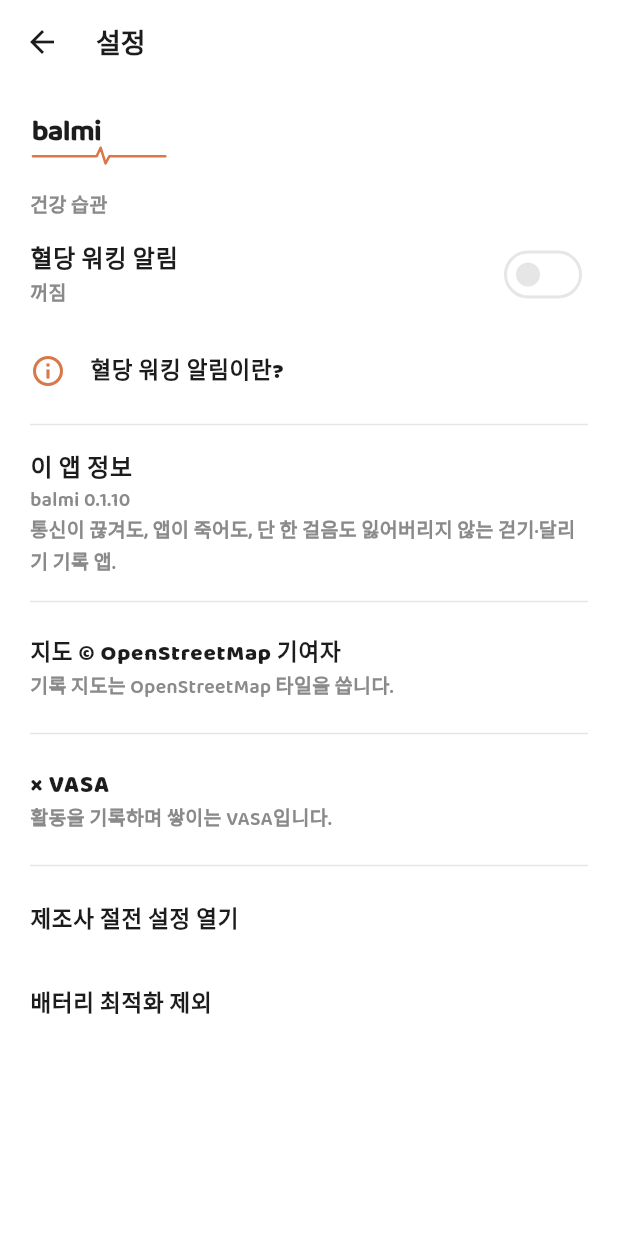
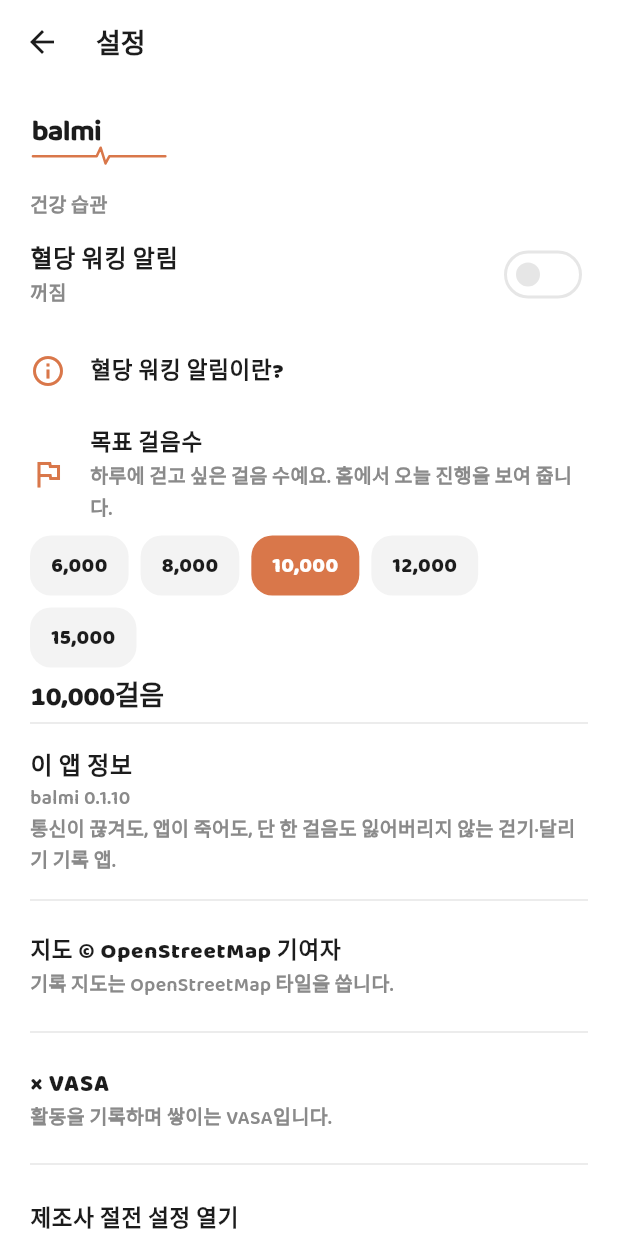
Before and after one commit to funexcloud/balmi, a Flutter app: the SettingsScreen screen opened directly, on a phone screen of 412 x 824 dp. Run offline on Flutter 3.47's test engine with Material 3 defaults, Android fonts, the phone set to English and light mode, and no system bars; our stand-ins replace drift, flutter_local_notifications, flutter_map, flutter_tts, geolocator, latlong2 and 4 more; missing offline and left inert: flutter_foreground_task; accounts and stored records are empty; generated files the repository leaves out were written again; statements that could not run were skipped.

Commit message:
feat: add daily step goal in settings and home TodayHero
- Persist daily step goal in app_kv (default 10,000)
- Settings health section: preset chips for 6k–15k steps
- Home TodayHero shows 오늘 걸음 label, progress bar, and goal ratio
- Add store, settings widget, and TodayHero smoke tests
- Update docs/개발노트.md

Co-authored-by: 송지훈 / Jihoon Song <kwangrun.dev@gmail.com>

```diff
--- a/lib/core/copy.dart
+++ b/lib/core/copy.dart
@@ -64,9 +64,20 @@ abstract final class BalmiCopy {
   static const missions = '미션';
   static const events = '대회';
   static const todaySummary = '오늘의 운동 요약';
+  static const todayExercise = '오늘의 운동';
   static const todayEmpty = '오늘 아직 기록이 없습니다';
   static const todaySteps = '오늘 걸음';
+  static const dailyGoals = '일일 목표';
+  static const dailyGoalsHint = 'balmi 기록과 걸음 수에 맞춰 조정하세요';
+  static const stepGoal = '걸음 목표';
+  static const exerciseTimeGoal = '운동 시간 목표';
+  static const exerciseDistanceGoal = '운동 거리 목표';
+  static const goalStepsUnit = '걸음';
+  static const goalMinutesUnit = '분';
+  static const goalKmUnit = 'km';
   static const recordingSteps = '기록 중 걸음';
+  static const dailyStepGoal = '목표 걸음수';
+  static const dailyStepGoalHint = '하루에 걷고 싶은 걸음 수예요. 홈에서 오늘 진행을 보여 줍니다.';
   static const crewLater = '크루 랭킹은 나중에';
   static const landOnMapHint = '등기(내 땅)는 2차 기능입니다';
   static const mapEmpty = '아직 기기에 저장된 경로가 없어요';
--- a/lib/core/format.dart
+++ b/lib/core/format.dart
@@ -64,3 +64,6 @@ String formatLapClock(double lapTimeS) {
 }
 
 String formatSpeedKmh(double speedKmh) => '${speedKmh.toStringAsFixed(1)}km/h';
+
+/// Thousands-separated step counts for hero and settings.
+String formatSteps(int steps) => NumberFormat('#,###').format(steps);
--- /dev/null
+++ b/lib/data/repositories/step_goal_store.dart
@@ -0,0 +1,39 @@
+import '../db/app_database.dart';
+
+/// Local key for [StepGoalStore] in `app_kv`.
+const kDailyStepGoalKey = 'daily_step_goal';
+
+/// Default daily step target (common in Korean health apps).
+const kDefaultDailyStepGoal = 10000;
+
+const kMinDailyStepGoal = 1000;
+const kMaxDailyStepGoal = 50000;
+
+/// Preset choices shown in settings.
+const kDailyStepGoalPresets = <int>[6000, 8000, 10000, 12000, 15000];
+
+class StepGoalStore {
+  StepGoalStore(this.db);
+
+  final AppDatabase db;
+
+  Future<int> loadGoal() async {
+    final row = await (db.select(db.appKv)
+          ..where((t) => t.key.equals(kDailyStepGoalKey)))
+        .getSingleOrNull();
+    if (row == null) return kDefaultDailyStepGoal;
+    final parsed = int.tryParse(row.value);
+    if (parsed == null) return kDefaultDailyStepGoal;
+    return parsed.clamp(kMinDailyStepGoal, kMaxDailyStepGoal);
+  }
+
+  Future<void> saveGoal(int steps) {
+    final clamped = steps.clamp(kMinDailyStepGoal, kMaxDailyStepGoal);
+    return db.into(db.appKv).insertOnConflictUpdate(
+          AppKvCompanion.insert(
+            key: kDailyStepGoalKey,
+            value: clamped.toString(),
+          ),
+        );
+  }
+}
--- a/lib/features/home/home_screen.dart
+++ b/lib/features/home/home_screen.dart
@@ -13,11 +13,14 @@ import '../../domain/models/activity.dart';
 import '../../widgets/activity_pills.dart';
 import '../../widgets/circle_action.dart';
 import '../../widgets/farm_status_card.dart';
+import '../../widgets/today_exercise_card.dart';
 import '../../widgets/today_summary_card.dart';
+import '../health/health_goals_controller.dart';
 import '../land/land_preview_screen.dart';
 import '../meal_walk/meal_walk_cards.dart';
 import '../meal_walk/meal_walk_controller.dart';
 import '../meal_walk/meal_walk_onboarding.dart';
+import '../settings/step_goal_controller.dart';
 import '../recording/recording_controller.dart';
 
 class HomeScreen extends StatefulWidget {
@@ -76,6 +79,7 @@ class _HomeScreenState extends State<HomeScreen> {
   Widget build(BuildContext context) {
     final rec = context.watch<RecordingController>();
     final steps = context.watch<StepService>();
+    final stepGoal = context.watch<StepGoalController>();
     final meal = context.watch<MealWalkController>();
     final due = meal.mealDueNow();
     final showDiscover = !meal.enabled && !meal.discoverHidden;
@@ -98,6 +102,7 @@ class _HomeScreenState extends State<HomeScreen> {
                 steps: steps.displaySteps,
                 stepLabel: steps.label,
                 stats: _today,
+                stepGoal: stepGoal.goal,
               ),
               const SizedBox(height: 20),
               FarmStatusCard(
--- a/lib/features/settings/settings_screen.dart
+++ b/lib/features/settings/settings_screen.dart
@@ -9,6 +9,8 @@ import '../../widgets/balmi_app_bar.dart';
 import '../../widgets/balmi_wordmark.dart';
 import '../meal_walk/meal_walk_controller.dart';
 import '../meal_walk/meal_walk_onboarding.dart';
+import 'step_goal_controller.dart';
+import 'step_goal_picker.dart';
 
 class SettingsScreen extends StatelessWidget {
   const SettingsScreen({super.key});
@@ -95,6 +97,7 @@ class SettingsScreen extends StatelessWidget {
               ),
             ),
           ],
+          const StepGoalPicker(),
           const Divider(color: BalmiColors.line),
           ListTile(
             contentPadding: EdgeInsets.zero,
--- /dev/null
+++ b/lib/features/settings/step_goal_controller.dart
@@ -0,0 +1,33 @@
+import 'package:flutter/foundation.dart';
+
+import '../../data/repositories/step_goal_store.dart';
+
+class StepGoalController extends ChangeNotifier {
+  StepGoalController({required this.store});
+
+  final StepGoalStore store;
+
+  int goal = kDefaultDailyStepGoal;
+  var _loaded = false;
+
+  bool get isLoaded => _loaded;
+
+  Future<void> bootstrap() async {
+    goal = await store.loadGoal();
+    _loaded = true;
+    notifyListeners();
+  }
+
+  Future<void> setGoal(int steps) async {
+    final next = steps.clamp(kMinDailyStepGoal, kMaxDailyStepGoal);
+    if (goal == next) return;
+    goal = next;
+    notifyListeners();
+    await store.saveGoal(next);
+  }
+
+  double progressFor(int steps) {
+    if (goal <= 0) return 0;
+    return (steps / goal).clamp(0.0, 1.0);
+  }
+}
--- /dev/null
+++ b/lib/features/settings/step_goal_picker.dart
@@ -0,0 +1,86 @@
+import 'package:flutter/material.dart';
+import 'package:provider/provider.dart';
+
+import '../../core/copy.dart';
+import '../../core/format.dart';
+import '../../core/theme.dart';
+import '../../data/repositories/step_goal_store.dart';
+import 'step_goal_controller.dart';
+
+class StepGoalPicker extends StatelessWidget {
+  const StepGoalPicker({super.key});
+
+  @override
+  Widget build(BuildContext context) {
+    final goal = context.watch<StepGoalController>();
+    return Column(
+      crossAxisAlignment: CrossAxisAlignment.start,
+      children: [
+        ListTile(
+          contentPadding: EdgeInsets.zero,
+          leading: const Icon(Icons.flag_outlined, color: BalmiColors.potato),
+          title: Text(
+            BalmiCopy.dailyStepGoal,
+            style: BalmiTheme.body(size: 15, weight: FontWeight.w800),
+          ),
+          subtitle: Text(
+            BalmiCopy.dailyStepGoalHint,
+            style: BalmiTheme.body(size: 13, color: BalmiColors.sub),
+          ),
+        ),
+        Wrap(
+          spacing: 8,
+          runSpacing: 8,
+          children: [
+            for (final preset in kDailyStepGoalPresets)
+              _GoalChip(
+                label: formatSteps(preset),
+                selected: goal.goal == preset,
+                onTap: () => goal.setGoal(preset),
+              ),
+          ],
+        ),
+        const SizedBox(height: 8),
+        Text(
+          '${formatSteps(goal.goal)}걸음',
+          style: BalmiTheme.num(size: 18, color: BalmiColors.ink),
+        ),
+      ],
+    );
+  }
+}
+
+class _GoalChip extends StatelessWidget {
+  const _GoalChip({
+    required this.label,
+    required this.selected,
+    required this.onTap,
+  });
+
+  final String label;
+  final bool selected;
+  final VoidCallback onTap;
+
+  @override
+  Widget build(BuildContext context) {
+    return Material(
+      color: selected ? BalmiColors.potato : BalmiColors.mist,
+      borderRadius: BorderRadius.circular(14),
+      child: InkWell(
+        onTap: onTap,
+        borderRadius: BorderRadius.circular(14),
+        child: Padding(
+          padding: const EdgeInsets.symmetric(horizontal: 14, vertical: 10),
+          child: Text(
+            label,
+            style: BalmiTheme.body(
+              size: 14,
+              weight: FontWeight.w800,
+              color: selected ? Colors.white : BalmiColors.ink,
+            ),
+          ),
+        ),
+      ),
+    );
+  }
+}
```
Also changed, not shown: lib/app.dart (+7 -1 lines), lib/data/repositories/health_goals_store.dart (added, +38 -0 lines), lib/domain/engines/workout_stats.dart (+36 -0 lines), lib/domain/models/health_goals.dart (added, +38 -0 lines), lib/features/health/health_goals_controller.dart (added, +26 -0 lines), lib/widgets/today_exercise_card.dart (added, +121 -0 lines), 4 other files.
